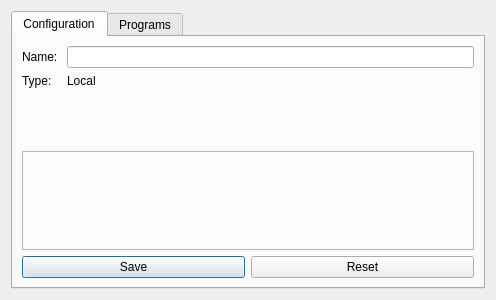
This is molequeue/ui/queuesettingsdialog.ui in OpenChemistry/molequeue as Qt 5 draws it before an edit. The edited form follows.
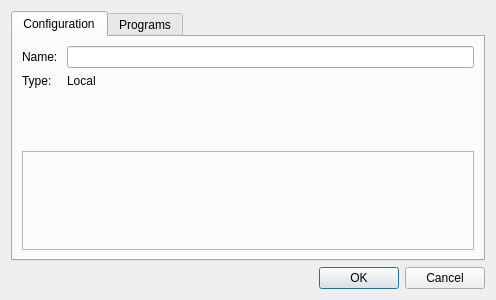
This is the edited form.

```diff
--- a/molequeue/ui/queuesettingsdialog.ui
+++ b/molequeue/ui/queuesettingsdialog.ui
@@ -67,24 +67,6 @@
          </layout>
         </widget>
        </item>
-       <item>
-        <layout class="QHBoxLayout" name="horizontalLayout">
-         <item>
-          <widget class="QPushButton" name="push_save">
-           <property name="text">
-            <string>Save</string>
-           </property>
-          </widget>
-         </item>
-         <item>
-          <widget class="QPushButton" name="push_reset">
-           <property name="text">
-            <string>Reset</string>
-           </property>
-          </widget>
-         </item>
-        </layout>
-       </item>
       </layout>
      </widget>
      <widget class="QWidget" name="programsTab">
@@ -176,6 +158,13 @@
      </widget>
     </widget>
    </item>
+   <item>
+    <widget class="QDialogButtonBox" name="buttonBox">
+     <property name="standardButtons">
+      <set>QDialogButtonBox::Cancel|QDialogButtonBox::Ok</set>
+     </property>
+    </widget>
+   </item>
   </layout>
  </widget>
  <tabstops>
```
Left out of the diff: 37 changed lines with no effect on the pictures.
